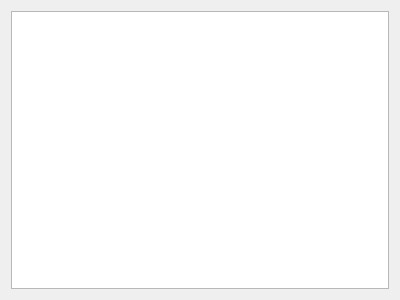
Before: the Qt Designer form src/dialogs/signaturepaddialog.ui in CLSA/cypress, drawn with Qt 5.
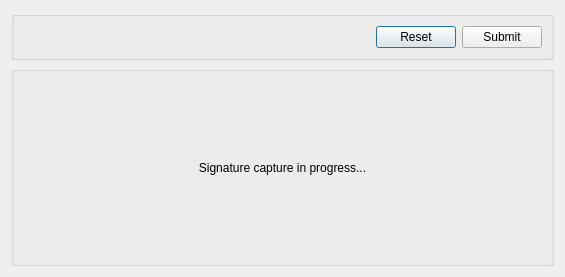
After: the same form once the commit is applied.

Commit message: signature pad thread bug fixes

```diff
--- a/src/dialogs/signaturepaddialog.ui
+++ b/src/dialogs/signaturepaddialog.ui
@@ -6,16 +6,117 @@
    <rect>
     <x>0</x>
     <y>0</y>
-    <width>400</width>
-    <height>300</height>
+    <width>569</width>
+    <height>277</height>
    </rect>
   </property>
+  <property name="sizePolicy">
+   <sizepolicy hsizetype="Fixed" vsizetype="Fixed">
+    <horstretch>0</horstretch>
+    <verstretch>0</verstretch>
+   </sizepolicy>
+  </property>
+  <property name="minimumSize">
+   <size>
+    <width>0</width>
+    <height>0</height>
+   </size>
+  </property>
   <property name="windowTitle">
    <string>Dialog</string>
   </property>
-  <layout class="QVBoxLayout" name="verticalLayout">
+  <property name="toolTip">
+   <string>Cypress signature tool</string>
+  </property>
+  <layout class="QVBoxLayout" name="verticalLayout_3">
+   <property name="sizeConstraint">
+    <enum>QLayout::SetFixedSize</enum>
+   </property>
    <item>
-    <widget class="QGraphicsView" name="graphicsView"/>
+    <widget class="QGroupBox" name="groupBox">
+     <property name="sizePolicy">
+      <sizepolicy hsizetype="Minimum" vsizetype="Minimum">
+       <horstretch>0</horstretch>
+       <verstretch>0</verstretch>
+      </sizepolicy>
+     </property>
+     <property name="title">
+      <string/>
+     </property>
+     <layout class="QVBoxLayout" name="verticalLayout">
+      <item>
+       <layout class="QHBoxLayout" name="horizontalLayout_2">
+        <item>
+         <spacer name="horizontalSpacer">
+          <property name="orientation">
+           <enum>Qt::Horizontal</enum>
+          </property>
+          <property name="sizeType">
+           <enum>QSizePolicy::Expanding</enum>
+          </property>
+          <property name="sizeHint" stdset="0">
+           <size>
+            <width>353</width>
+            <height>17</height>
+           </size>
+          </property>
+         </spacer>
+        </item>
+        <item>
+         <widget class="QPushButton" name="ResetButton">
+          <property name="text">
+           <string>Reset</string>
+          </property>
+         </widget>
+        </item>
+        <item>
+         <widget class="QPushButton" name="SubmitButton">
+          <property name="text">
+           <string>Submit</string>
+          </property>
+         </widget>
+        </item>
+       </layout>
+      </item>
+     </layout>
+    </widget>
+   </item>
+   <item>
+    <widget class="QGroupBox" name="groupBox_2">
+     <property name="sizePolicy">
+      <sizepolicy hsizetype="Expanding" vsizetype="Expanding">
+       <horstretch>0</horstretch>
+       <verstretch>0</verstretch>
+      </sizepolicy>
+     </property>
+     <property name="minimumSize">
+      <size>
+       <width>400</width>
+       <height>200</height>
+      </size>
+     </property>
+     <property name="title">
+      <string/>
+     </property>
+     <property name="flat">
+      <bool>false</bool>
+     </property>
+     <layout class="QVBoxLayout" name="verticalLayout_2">
+      <property name="sizeConstraint">
+       <enum>QLayout::SetDefaultConstraint</enum>
+      </property>
+      <item>
+       <widget class="QLabel" name="label">
+        <property name="text">
+         <string>Signature capture in progress...</string>
+        </property>
+        <property name="alignment">
+         <set>Qt::AlignCenter</set>
+        </property>
+       </widget>
+      </item>
+     </layout>
+    </widget>
    </item>
   </layout>
  </widget>
```
Left out of the diff: 2 changed lines with no effect on the pictures. The commit also changes 13 other files.
